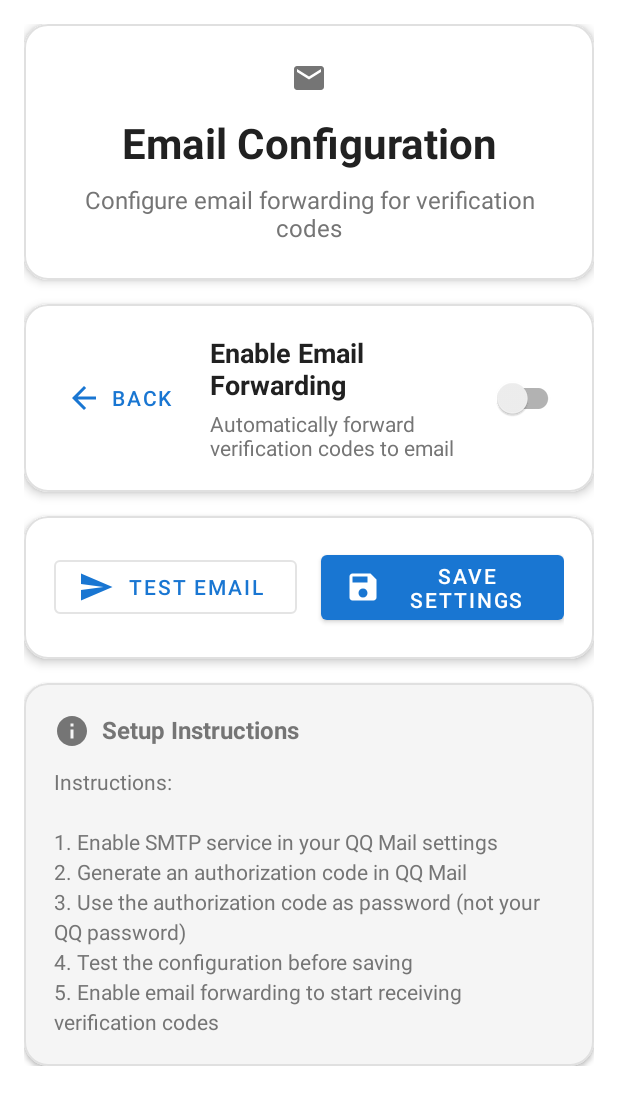
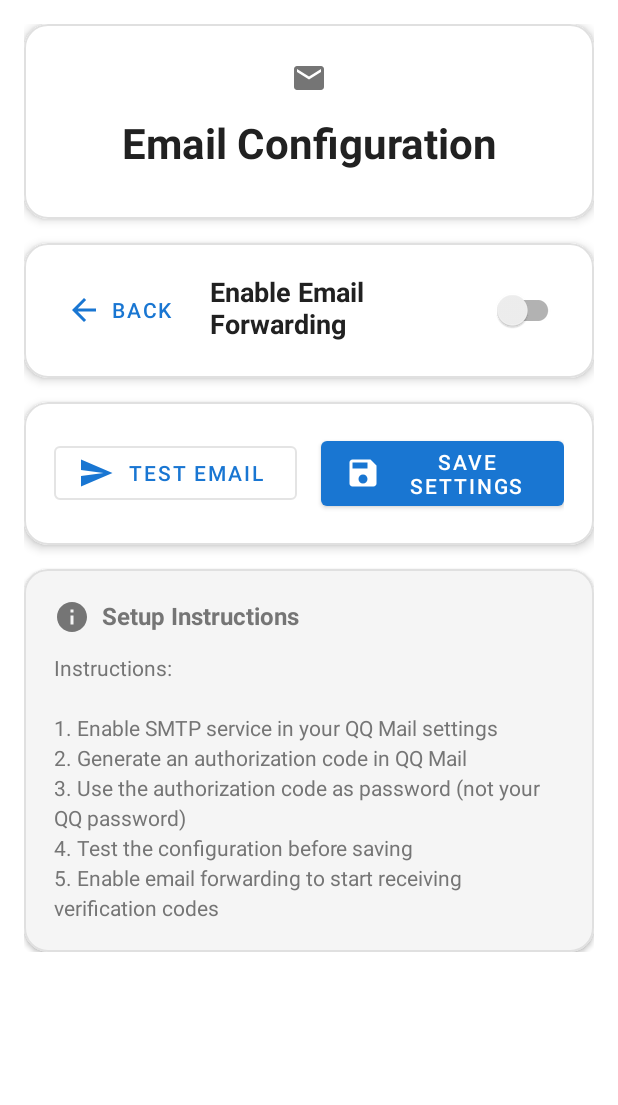
Before and after one commit to cht123456abc/SMSForward3, an Android app: the EmailConfigActivity screen opened directly, with no data from a screen before it, on a phone screen of 412 x 824 dp. Shown: the top 1105 px of the screen. Run offline under Robolectric (Android 15) with nearby library versions, the phone set to English and light mode, and no system bars; libraries missing offline, so code that uses them is left out: javax.mail, javax.mail.internet.

Commit message:
UI优化

```diff
--- a/app/src/main/res/layout/activity_email_config.xml
+++ b/app/src/main/res/layout/activity_email_config.xml
@@ -39,14 +39,6 @@
                     android:layout_marginBottom="8dp"
                     android:drawablePadding="12dp"
                     app:drawableTopCompat="@drawable/ic_email_24dp" />
-
-                <TextView
-                    android:layout_width="match_parent"
-                    android:layout_height="wrap_content"
-                    android:text="@string/email_config_description"
-                    android:textSize="16sp"
-                    android:textColor="?attr/colorOnSurfaceVariant"
-                    android:gravity="center" />
 
             </LinearLayout>
 
@@ -97,13 +89,6 @@
                         android:textStyle="bold"
                         android:textColor="?attr/colorOnSurface"
                         android:layout_marginBottom="4dp" />
-
-                    <TextView
-                        android:layout_width="match_parent"
-                        android:layout_height="wrap_content"
-                        android:text="@string/email_forwarding_description"
-                        android:textSize="14sp"
-                        android:textColor="?attr/colorOnSurfaceVariant" />
 
                 </LinearLayout>
 
```
Also changed, not shown: 1 other file.
